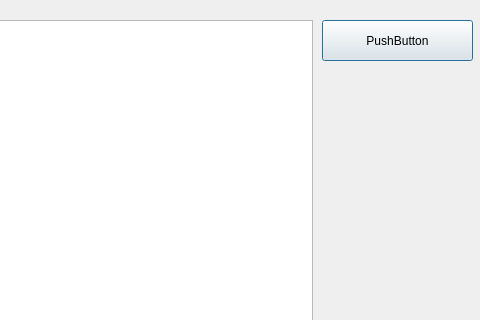
Above: assets/ui/main_window.ui from pghoya2956/HandTracking before the change; both pictures show x 258 to 738 and y 0 to 320 of the 738 by 644 pixel window. Below: the same form after it.
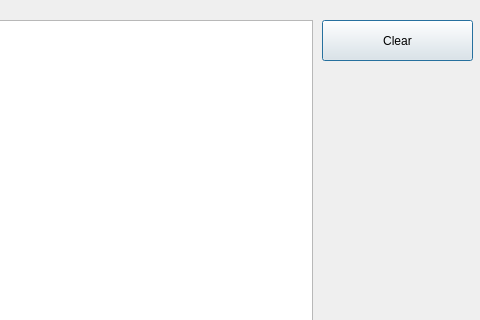
That is the form after the change.

Diff of the .ui file:
```diff
--- a/assets/ui/main_window.ui
+++ b/assets/ui/main_window.ui
@@ -33,7 +33,7 @@
     </rect>
    </property>
    <property name="text">
-    <string>PushButton</string>
+    <string>Clear</string>
    </property>
   </widget>
  </widget>
```
